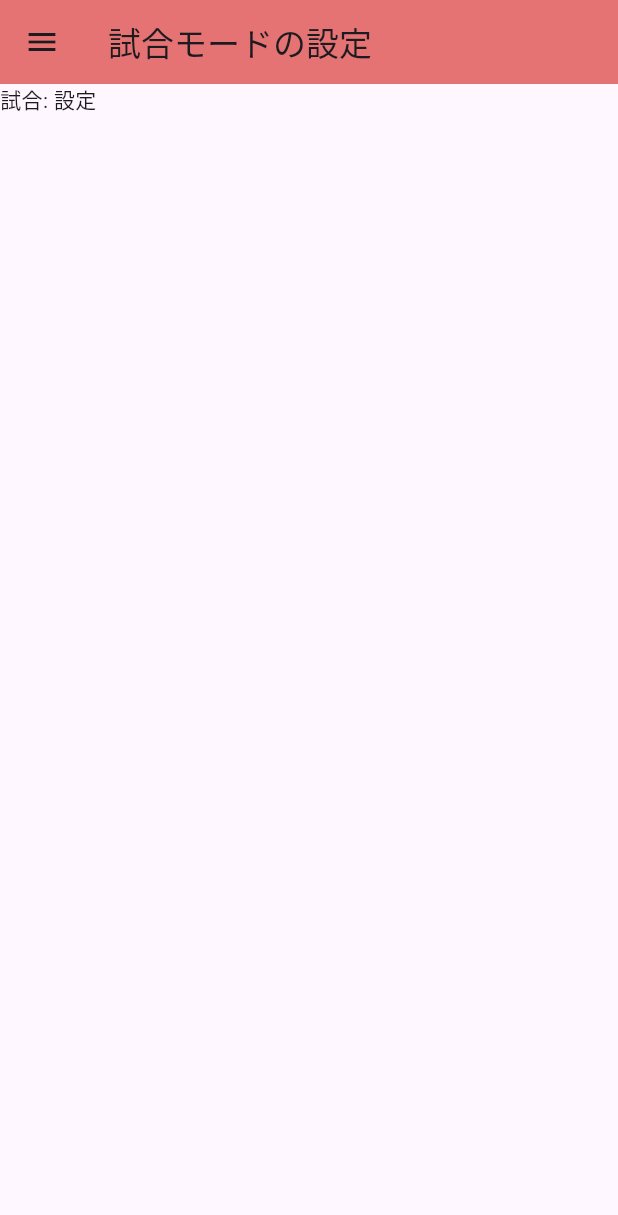
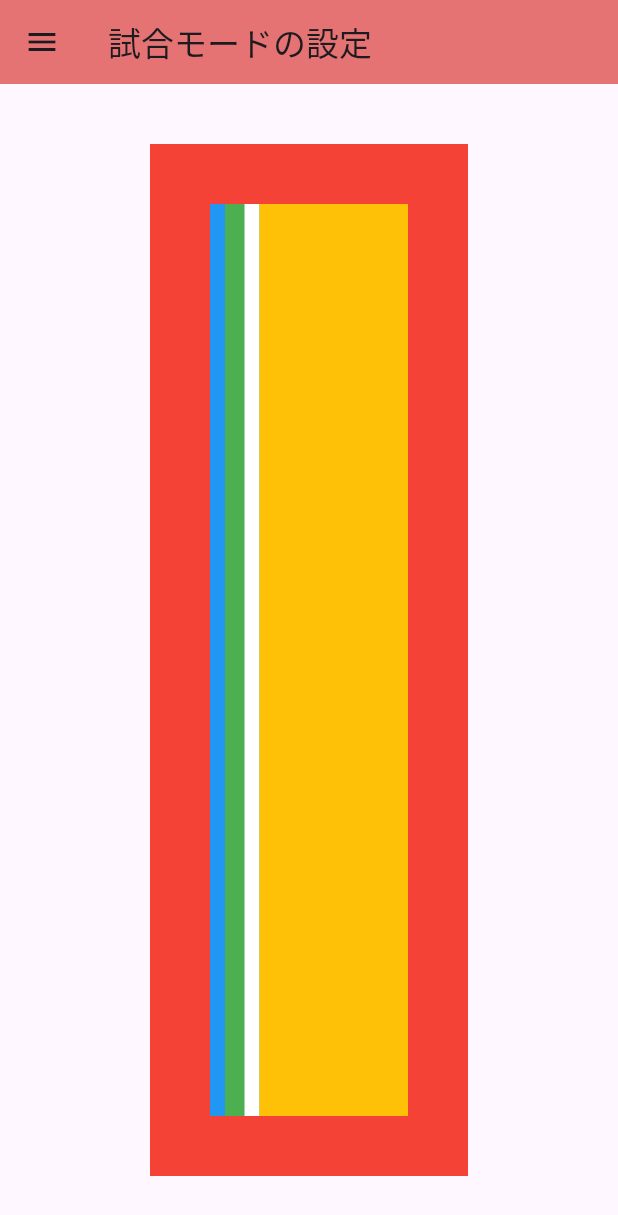
Before and after one commit to Kis-kawa/future-workshop, a Flutter app: the GameSetting screen opened by its route, on a phone screen of 412 x 824 dp. Shown: the top 1215 px of the screen. Run offline on Flutter 3.47's test engine with Material 3 defaults, Android fonts, the light colour scheme and no system bars; our stand-ins replace flutter_riverpod, go_router; missing offline and left inert: segment_display.

Commit message:
add(kis): 背景

```diff
--- a/judotimer/lib/page_d.dart
+++ b/judotimer/lib/page_d.dart
@@ -1,11 +1,71 @@
+import 'package:flutter/cupertino.dart';
 import 'package:flutter/material.dart';
+import 'package:flutter/widgets.dart';
 import 'package:judotimer/drawer.dart';
+
+
+class PlayerColor extends StatelessWidget {
+  final int numcolor;
+  const PlayerColor({
+    super.key,
+    required this.numcolor,
+  });
+
+  @override
+  Widget build(BuildContext context) {
+    "$numcolor";
+
+    Color containerColor;
+
+    if (numcolor == 0) {
+      containerColor = Colors.white;
+    } else if (numcolor == 1) {
+      containerColor = Colors.red;
+    } else if (numcolor == 2) {
+      containerColor = Colors.blue;
+    } else {
+      containerColor = Colors.black; // 決めてない
+    }
+
+    return Container(
+      color: containerColor,
+      padding: const EdgeInsets.all(5),
+    );
+  }
+}
+
 
 class GameSetting extends StatelessWidget {
   const GameSetting({super.key});
 
   @override
   Widget build(BuildContext context) {
+
+  final RightContant = Row(mainAxisAlignment: MainAxisAlignment.spaceBetween, children: [
+                    PlayerColor(numcolor: 2),
+                    PlayerColor(numcolor: 0),
+                  ],);
+
+  final LiteContantu = Container(color: Colors.amber,);
+
+  final con = Align(
+    alignment: Alignment.center,
+    child: Container(
+      margin: const EdgeInsets.fromLTRB(100, 40, 100, 40),
+      color: Colors.red,
+      child: Container(
+        margin: const EdgeInsets.fromLTRB(40, 40, 40, 40),
+          color: Colors.amber,
+          child: Container(color: Colors.green, child: Row(
+            children: [
+              Expanded(flex: 1, child: Container(child: RightContant),),
+              Expanded(flex: 3, child: Container(child: LiteContantu),),
+            ],
+          ),),
+        ),
+      ),
+  );
+
 
   const drawer = Drawer(
     child: SideBar(),
@@ -18,7 +78,7 @@ class GameSetting extends StatelessWidget {
 
   final scaffold = Scaffold(
     appBar: appBar,
-    body: const Text("試合: 設定"),
+    body: con,
     drawer: drawer,
   );
 
```
